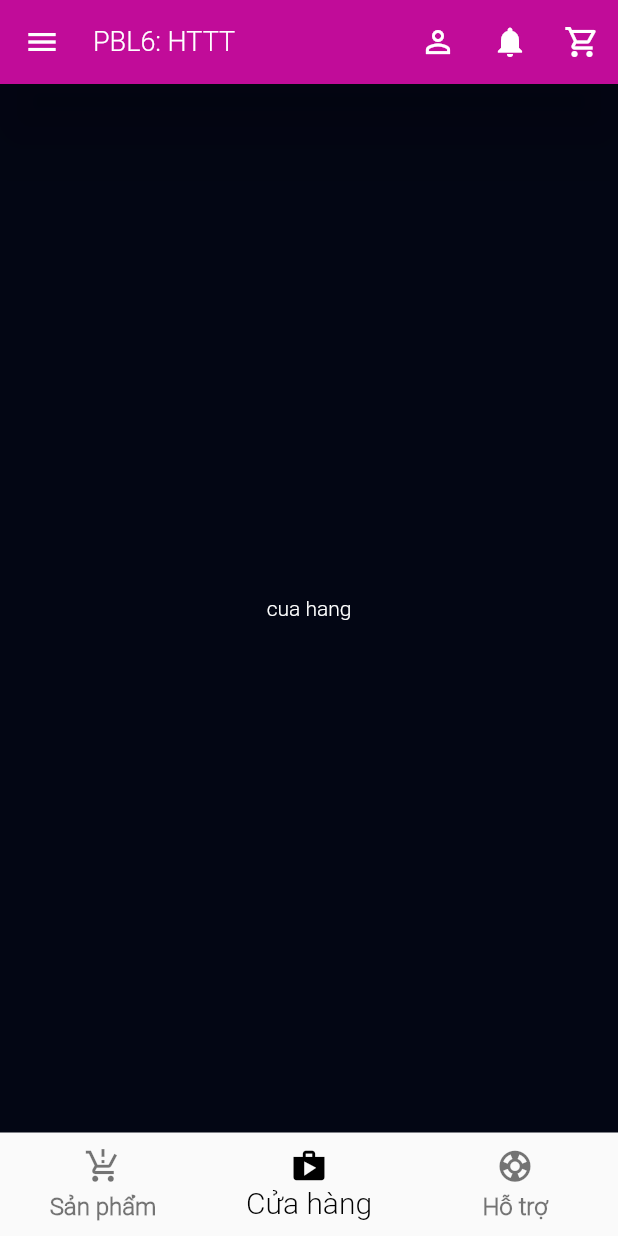
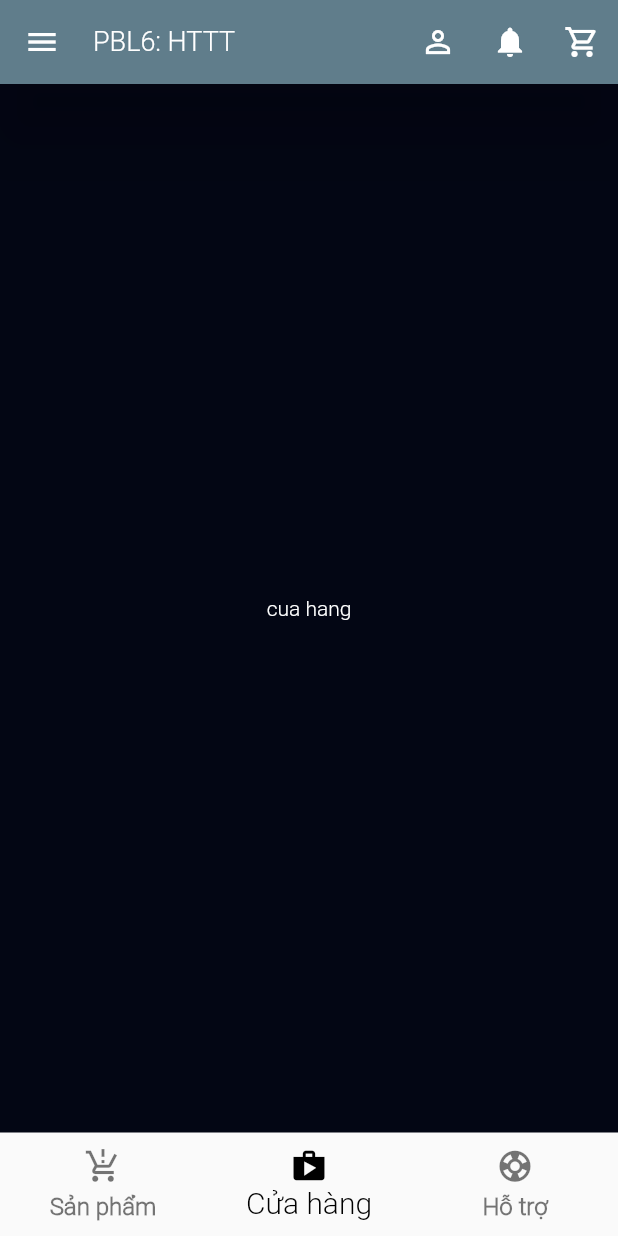
Before and after one commit to hovannam123/PBL6, a Flutter app: the screen it shows after launch, item 2 of the bottom bar chosen, after a tap on the "menu" icon, on a phone screen of 412 x 824 dp. Run offline on Flutter 3.47's test engine with Material 2 defaults, Android fonts, the phone set to English and light mode, and no system bars.

Commit message:
update detail item

```diff
--- a/lib/config/app_text_style.dart
+++ b/lib/config/app_text_style.dart
@@ -25,6 +25,13 @@ class AppTextStyle{
       decoration: TextDecoration.none,
       color: DarkTheme.white);
 
+  static const heading2Black = TextStyle(
+      fontWeight: FontWeight.w600,
+      fontSize: 24,
+      height: 1.2,
+      decoration: TextDecoration.none,
+      color: Colors.black);
+
   //==========Heading 3=============
   static const heading3 = TextStyle(fontWeight: FontWeight.w500, fontSize: 20, height: 1.2);
 
@@ -42,8 +49,15 @@ class AppTextStyle{
       color: DarkTheme.white,
       decoration: TextDecoration.none);
 
+  static const heading3Red = TextStyle(
+      fontWeight: FontWeight.w500,
+      fontSize: 20,
+      height: 1.2,
+      color: DarkTheme.red,
+      decoration: TextDecoration.none);
+
   static const heading3Black = TextStyle(
-      fontWeight: FontWeight.w500,
+      fontWeight: FontWeight.w600,
       fontSize: 20,
       height: 1.2,
       color: Colors.black,
@@ -65,7 +79,7 @@ class AppTextStyle{
       color: DarkTheme.white);
 
   static const heading4Light = TextStyle(
-      fontWeight: FontWeight.w400,
+      fontWeight: FontWeight.w500,
       fontSize: 18,
       height: 1.2,
       color: DarkTheme.white,
--- a/lib/main.dart
+++ b/lib/main.dart
@@ -1,6 +1,6 @@
 import 'package:flutter/material.dart';
 import 'package:pbl6/config/app_color.dart';
-import 'package:pbl6/modules/home/components/item.dart';
+import 'package:pbl6/modules/home/components/item_pages.dart';
 import 'package:pbl6/modules/register/register.dart';
 
 import 'modules/home/home.dart';
@@ -27,7 +27,7 @@ class MyApp extends StatelessWidget {
           displayColor:Colors.white
         )
       ),
-      home: Home(),
+      home: const Home(),
     );
   }
 }
--- a/lib/modules/home/components/category_bar.dart
+++ b/lib/modules/home/components/category_bar.dart
@@ -44,15 +44,10 @@ class _CategoryBarState extends State<CategoryBar> {
               child: Container(
                 margin: const EdgeInsets.only(left: 16),
                 alignment: Alignment.center,
-                width: 100,
+                width: 110,
                 decoration: selectedIndex == index ? BoxDecoration(
                     borderRadius: BorderRadius.circular(12),
-                    gradient: LinearGradient(
-                        colors: [
-                          GradientPalette.lightBlue1,
-                          GradientPalette.lightBlue2,
-                        ]
-                    )
+                    color: Colors.blueGrey
                 ) : const BoxDecoration(color: Colors.transparent),
                 child: Text('${lstGenres?[index].name}', style: AppTextStyle.heading3,),
               ),
--- a/lib/modules/home/components/item.dart
+++ /dev/null
@@ -1,72 +0,0 @@
-
-import 'package:flutter/cupertino.dart';
-import 'package:flutter/material.dart';
-import 'package:pbl6/config/app_color.dart';
-import 'package:pbl6/config/app_text_style.dart';
-
-import '../../../model/laptop.dart';
-
-class Item extends StatefulWidget {
-  const Item({Key? key}) : super(key: key);
-  @override
-  State<Item> createState() => _ItemState();
-}
-
-class _ItemState extends State<Item> {
-
-  List<Laptop> laps = [
-    new Laptop(id: 1, name: 'MSI GF65 Thin 11SC 662VN', amount: 13, price: '50'),
-    new Laptop(id: 2, name: 'MSI GF65 Thin 11SC 662VN', amount: 13, price: '50'),
-    new Laptop(id: 3, name: 'MSI GF65 Thin 11SC 662VN', amount: 13, price: '50'),
-    new Laptop(id: 4, name: 'MSI GF65 Thin 11SC 662VN', amount: 13, price: '50'),
-    new Laptop(id: 5, name: 'MSI GF65 Thin 11SC 662VN', amount: 13, price: '50'),
-    new Laptop(id: 6, name: 'MSI GF65 Thin 11SC 662VN', amount: 13, price: '50'),
-    new Laptop(id: 7, name: 'MSI GF65 Thin 11SC 662VN', amount: 13, price: '50'),
-    new Laptop(id: 8, name: 'MSI GF65 Thin 11SC 662VN', amount: 13, price: '50'),
-    new Laptop(id: 8, name: 'MSI GF65 Thin 11SC 662VN', amount: 13, price: '50'),
-    new Laptop(id: 10, name: 'MSI GF65 Thin 11SC 662VN', amount: 13, price: '50'),
-  ];
-  @override
-  Widget build(BuildContext context) {
-    return GridView.builder(
-      itemCount: laps.length,
-      gridDelegate: SliverGridDelegateWithMaxCrossAxisExtent(
-        maxCrossAxisExtent: 250,
-        childAspectRatio: 1.5/2,
-        mainAxisSpacing: 10,
-        crossAxisSpacing: 10,
-      ),
-      itemBuilder: (context, index){
-        return Container(
-            decoration: BoxDecoration(
-              color: DarkTheme.darkGrey,
-              borderRadius: BorderRadius.circular(8)
-            ),
-            child: Column(
-              children: [
-                SizedBox(height: 10,),
-                Image.asset('assets/images/laptop.png', width: 90, height: 100,),
-                SizedBox(height: 10,),
-                Center(
-                  child: Text('${laps[index].name}', style: AppTextStyle.heading3Light,),
-                ),
-                Text('Đơn giá: ${laps[index].price}',style: AppTextStyle.heading4Light),
-                SizedBox(height: 10,),
-                Row(
-                  mainAxisAlignment: MainAxisAlignment.center,
-                  children: [
-                    FloatingActionButton.small(
-                      onPressed: (){},
-                      backgroundColor: Colors.grey,
-                      child: Icon(Icons.add),
-                    ),
-                    Text(' Add to cart', style: AppTextStyle.heading4Light,)
-                  ],
-                )
-              ],
-            ),
-        );
-      },
-    );
-  }
-}
--- /dev/null
+++ b/lib/modules/home/components/item_pages.dart
@@ -0,0 +1,84 @@
+
+import 'package:flutter/cupertino.dart';
+import 'package:flutter/material.dart';
+import 'package:pbl6/config/app_color.dart';
+import 'package:pbl6/config/app_text_style.dart';
+import 'package:pbl6/modules/detail/detail.dart';
+
+import '../../../model/laptop.dart';
+
+class ItemPages extends StatefulWidget {
+  const ItemPages({Key? key}) : super(key: key);
+  @override
+  State<ItemPages> createState() => _ItemPagesState();
+}
+
+class _ItemPagesState extends State<ItemPages> {
+
+  List<Laptop> laps = [
+    new Laptop(id: 1, name: 'MSI GF65 Thin 11SC 662VN', amount: 13, price: '50'),
+    new Laptop(id: 2, name: 'MSI GF65 Thin 11SC 662VN', amount: 13, price: '60'),
+    new Laptop(id: 3, name: 'MSI GF65 Thin 11SC 662VN', amount: 13, price: '70'),
+    new Laptop(id: 4, name: 'MSI GF65 Thin 11SC 662VN', amount: 13, price: '80'),
+    new Laptop(id: 5, name: 'MSI GF65 Thin 11SC 662VN', amount: 13, price: '90'),
+    new Laptop(id: 6, name: 'MSI GF65 Thin 11SC 662VN', amount: 13, price: '100'),
+    new Laptop(id: 7, name: 'MSI GF65 Thin 11SC 662VN', amount: 13, price: '110'),
+    new Laptop(id: 8, name: 'MSI GF65 Thin 11SC 662VN', amount: 13, price: '120'),
+    new Laptop(id: 8, name: 'MSI GF65 Thin 11SC 662VN', amount: 13, price: '130'),
+    new Laptop(id: 10, name: 'MSI GF65 Thin 11SC 662VN', amount: 13, price: '140'),
+  ];
+  @override
+  Widget build(BuildContext context) {
+    return GridView.builder(
+      itemCount: laps.length,
+      gridDelegate: SliverGridDelegateWithMaxCrossAxisExtent(
+        maxCrossAxisExtent: 250,
+        childAspectRatio: 1.5/2,
+        mainAxisSpacing: 10,
+        crossAxisSpacing: 10,
+      ),
+      itemBuilder: (context, index){
+        return InkWell(
+          onTap: (){
+            Navigator.push(context, MaterialPageRoute(builder: (context)=> ItemDetails(lap: laps[index],)));
+          },
+          child: Container(
+              decoration: BoxDecoration(
+                color: DarkTheme.darkGrey,
+                borderRadius: BorderRadius.circular(8)
+              ),
+              child: Column(
+                mainAxisAlignment: MainAxisAlignment.spaceAround,
+                children: [
+                  Image.asset('assets/images/laptop.png', width: 90, height: 100,),
+                  Text('${laps[index].name}', style: AppTextStyle.heading3Light, textAlign: TextAlign.center,),
+                  Text('Đơn giá: ${laps[index].price}đ',style: AppTextStyle.heading3Light),
+                  // Row(
+                  //   mainAxisAlignment: MainAxisAlignment.center,
+                  //   children: [
+                  //     FloatingActionButton.small(
+                  //       heroTag: null,
+                  //       onPressed: (){},
+                  //       backgroundColor: Colors.grey,
+                  //       child: const Icon(Icons.add_shopping_cart_rounded),
+                  //     ),
+                  //     const Text(' Thêm vào giỏ', style: AppTextStyle.heading3Light,)
+                  //   ],
+                  // )
+
+                  FloatingActionButton.extended(
+                    heroTag: null,
+                    onPressed: (){},
+                    backgroundColor: Colors.blueGrey,
+                    label: Text('Thêm vào giỏ'),
+                    extendedTextStyle: AppTextStyle.heading4Light,
+                    icon: Icon(Icons.add_shopping_cart_rounded),
+                  )
+                ],
+              ),
+          ),
+        );
+      },
+    );
+  }
+}
--- a/lib/modules/home/components/search_bar.dart
+++ b/lib/modules/home/components/search_bar.dart
@@ -27,25 +27,23 @@ class SearchBar extends StatelessWidget {
           ),
           child: Row(
             children:  [
-              Padding(
+              const Padding(
                 padding: EdgeInsets.only(left: 24, right: 24),
                 child: Icon(Icons.search,color: Colors.white,),
               ),
-              Expanded(
+              const Expanded(
                 child: TextField(
                   decoration: InputDecoration(
-                      hintText: 'Search',
+                      hintText: 'Tìm kiếm',
                       hintStyle: AppTextStyle.heading4Light,
                       border: InputBorder.none,
                   ),
                 ),
               ),
-              Container(
-                child: FloatingActionButton(
-                  onPressed: (){},
-                  backgroundColor: Colors.grey,
-                  child: Image.asset('assets/images/filter.png'),
-                ),
+              FloatingActionButton(
+                onPressed: (){},
+                backgroundColor: Colors.blueGrey,
+                child: Image.asset('assets/images/filter.png'),
               )
             ],
           ),
--- a/lib/modules/home/home.dart
+++ b/lib/modules/home/home.dart
@@ -1,4 +1,6 @@
 
+
+import 'dart:developer';
 
 import 'package:flutter/cupertino.dart';
 import 'package:flutter/material.dart';
@@ -8,7 +10,7 @@ import 'package:pbl6/model/genres.dart';
 import 'package:pbl6/modules/home/components/category_bar.dart';
 import 'package:pbl6/modules/home/components/search_bar.dart';
 
-import 'components/item.dart';
+import 'components/item_pages.dart';
 
 class Home extends StatefulWidget {
   const Home({Key? key}) : super(key: key);
@@ -25,10 +27,20 @@ class _HomeState extends State<Home> {
       child: Column(
         children: [
           SizedBox(height: 10,),
-          CategoryBar(),
-          SearchBar(),
+          Container(
+            child: Column(
+              children: [
+                SizedBox(height: 10,),
+                CategoryBar(),
+                SearchBar(),
+              ],
+            ),
+            decoration: BoxDecoration(
+              border: Border.all(color: Colors.white)
+            ),
+          ),
           Expanded(
-            child: Item()
+            child: ItemPages()
           )
         ],
       ),
@@ -50,10 +62,10 @@ class _HomeState extends State<Home> {
       length: 3,
       child: Scaffold(
         appBar: AppBar(
-          title: Text('PBL6: HTTT', style: AppTextStyle.heading4Light,),
+          title: const Text('PBL6: HTTT', style: AppTextStyle.heading4Light,),
           titleSpacing: 6,
           leading: IconButton(
-            icon: Icon(Icons.menu),
+            icon: const Icon(Icons.menu),
             onPressed: (){},
           ),
           actions: [
@@ -61,7 +73,7 @@ class _HomeState extends State<Home> {
             IconButton(onPressed: (){}, icon: Icon(Icons.notifications)),
             IconButton(onPressed: (){}, icon: Icon(Icons.shopping_cart_outlined))
           ],
-          backgroundColor: DarkTheme.purple,
+          backgroundColor: Colors.blueGrey,
           elevation: 20,
         ),
         body: Container(child: tabs[_selectedIndex],),
```
Also changed, not shown: lib/modules/detail/components/arrow_back.dart (added, +21 -0 lines), lib/modules/detail/components/slider_image.dart (added, +43 -0 lines), lib/modules/detail/detail.dart (added, +93 -0 lines), lib/modules/login/login.dart (+14 -11 lines), lib/modules/register/register.dart (+14 -10 lines), assets/images/img_2.png (added), assets/images/laptop.png (added).
